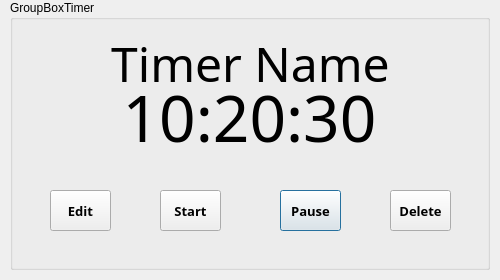
First picture: the form in lab2/lab2-qt/showtimer.ui, repository Megarekrut65/OOP-labs, before the edit.
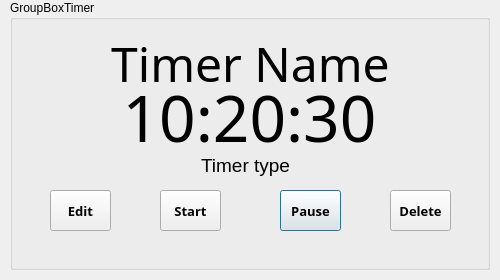
Second picture: the form after the edit.

Commit message: added timer signal when time out

```diff
--- a/lab2/lab2-qt/showtimer.ui
+++ b/lab2/lab2-qt/showtimer.ui
@@ -243,6 +243,27 @@
      <string>Delete</string>
     </property>
    </widget>
+   <widget class="QLabel" name="lblType">
+    <property name="geometry">
+     <rect>
+      <x>180</x>
+      <y>155</y>
+      <width>111</width>
+      <height>21</height>
+     </rect>
+    </property>
+    <property name="font">
+     <font>
+      <pointsize>14</pointsize>
+     </font>
+    </property>
+    <property name="text">
+     <string>Timer type</string>
+    </property>
+    <property name="alignment">
+     <set>Qt::AlignCenter</set>
+    </property>
+   </widget>
   </widget>
  </widget>
  <resources/>
```
The commit also changes 14 other files.
